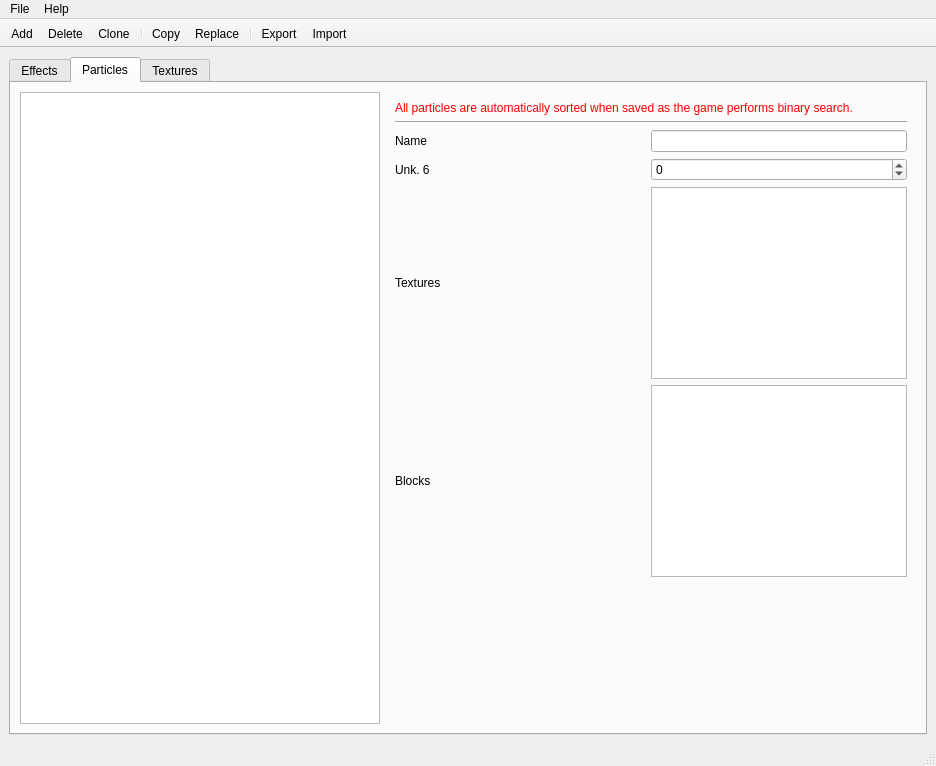
Old version of the form ui/main.ui in the repository SunakazeKun/pygapa.
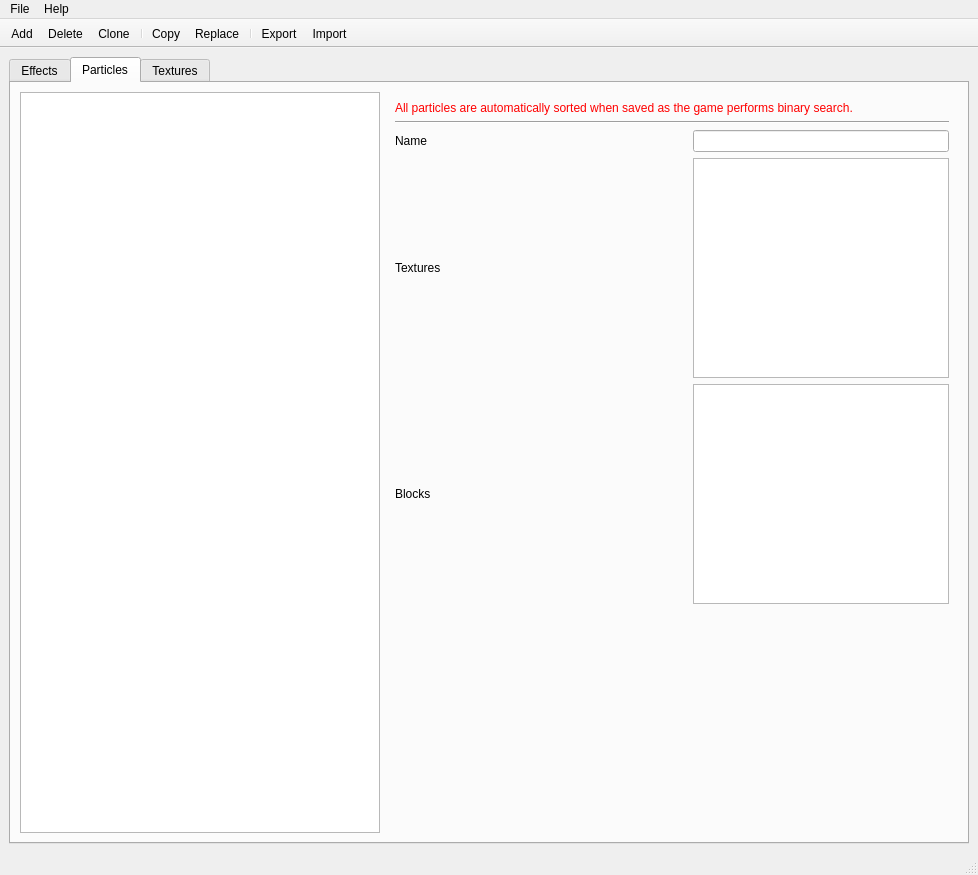
New version of the form. The open tabs and pages were chosen to show the change. Icons and pictures are not drawn.

```diff
--- a/ui/main.ui
+++ b/ui/main.ui
@@ -6,8 +6,8 @@
    <rect>
     <x>0</x>
     <y>0</y>
-    <width>918</width>
-    <height>741</height>
+    <width>978</width>
+    <height>875</height>
    </rect>
   </property>
   <property name="windowTitle">
@@ -764,89 +764,22 @@
           </property>
           <layout class="QGridLayout" name="gridLayout_7">
            <item row="0" column="0">
-            <layout class="QGridLayout" name="gridLayout_5" rowstretch="0,0,0,0,0,0,0" columnstretch="2,0">
+            <layout class="QGridLayout" name="gridLayout_5" rowstretch="0,0,0,0,0,0" columnstretch="2,0">
              <property name="horizontalSpacing">
               <number>24</number>
              </property>
              <property name="verticalSpacing">
               <number>6</number>
              </property>
-             <item row="3" column="0">
-              <widget class="QLabel" name="labelParticleUnk6">
-               <property name="text">
-                <string>Unk. 6</string>
-               </property>
-              </widget>
-             </item>
-             <item row="3" column="1">
-              <widget class="QSpinBox" name="spnParticleUnk6">
-               <property name="minimum">
-                <number>-32768</number>
-               </property>
-               <property name="maximum">
-                <number>32767</number>
-               </property>
-              </widget>
-             </item>
-             <item row="4" column="1">
-              <widget class="QPlainTextEdit" name="textParticleTextures">
-               <property name="locale">
-                <locale language="English" country="UnitedStates"/>
-               </property>
-              </widget>
-             </item>
-             <item row="4" column="0">
-              <widget class="QLabel" name="labelParticleTextures">
-               <property name="locale">
-                <locale language="English" country="UnitedStates"/>
-               </property>
-               <property name="text">
-                <string>Textures</string>
-               </property>
-              </widget>
-             </item>
-             <item row="2" column="0">
-              <widget class="QLabel" name="labelParticleName">
-               <property name="locale">
-                <locale language="English" country="UnitedStates"/>
-               </property>
-               <property name="text">
-                <string>Name</string>
-               </property>
-              </widget>
-             </item>
-             <item row="5" column="0">
-              <widget class="QLabel" name="labelParticleBlocks">
-               <property name="locale">
-                <locale language="English" country="UnitedStates"/>
-               </property>
-               <property name="text">
-                <string>Blocks</string>
-               </property>
-              </widget>
-             </item>
-             <item row="2" column="1">
-              <widget class="QLineEdit" name="textParticleName">
-               <property name="locale">
-                <locale language="English" country="UnitedStates"/>
-               </property>
-              </widget>
-             </item>
-             <item row="6" column="0">
-              <spacer name="verticalSpacer_2">
+             <item row="1" column="0" colspan="2">
+              <widget class="Line" name="line">
                <property name="locale">
                 <locale language="English" country="UnitedStates"/>
                </property>
                <property name="orientation">
-                <enum>Qt::Vertical</enum>
+                <enum>Qt::Horizontal</enum>
                </property>
-               <property name="sizeHint" stdset="0">
-                <size>
-                 <width>20</width>
-                 <height>40</height>
-                </size>
-               </property>
-              </spacer>
+              </widget>
              </item>
              <item row="0" column="0" colspan="2">
               <widget class="QLabel" name="labelParticleInfo">
@@ -895,17 +828,34 @@
                </property>
               </widget>
              </item>
-             <item row="1" column="0" colspan="2">
-              <widget class="Line" name="line">
+             <item row="3" column="0">
+              <widget class="QLabel" name="labelParticleTextures">
                <property name="locale">
                 <locale language="English" country="UnitedStates"/>
                </property>
-               <property name="orientation">
-                <enum>Qt::Horizontal</enum>
+               <property name="text">
+                <string>Textures</string>
                </property>
               </widget>
              </item>
-             <item row="5" column="1">
+             <item row="2" column="1">
+              <widget class="QLineEdit" name="textParticleName">
+               <property name="locale">
+                <locale language="English" country="UnitedStates"/>
+               </property>
+              </widget>
+             </item>
+             <item row="2" column="0">
+              <widget class="QLabel" name="labelParticleName">
+               <property name="locale">
+                <locale language="English" country="UnitedStates"/>
+               </property>
+               <property name="text">
+                <string>Name</string>
+               </property>
+              </widget>
+             </item>
+             <item row="4" column="1">
               <widget class="QTreeWidget" name="treeParticleBlocks">
                <property name="locale">
                 <locale language="English" country="UnitedStates"/>
@@ -923,6 +873,39 @@
                </column>
               </widget>
              </item>
+             <item row="4" column="0">
+              <widget class="QLabel" name="labelParticleBlocks">
+               <property name="locale">
+                <locale language="English" country="UnitedStates"/>
+               </property>
+               <property name="text">
+                <string>Blocks</string>
+               </property>
+              </widget>
+             </item>
+             <item row="3" column="1">
+              <widget class="QPlainTextEdit" name="textParticleTextures">
+               <property name="locale">
+                <locale language="English" country="UnitedStates"/>
+               </property>
+              </widget>
+             </item>
+             <item row="5" column="0">
+              <spacer name="verticalSpacer_2">
+               <property name="locale">
+                <locale language="English" country="UnitedStates"/>
+               </property>
+               <property name="orientation">
+                <enum>Qt::Vertical</enum>
+               </property>
+               <property name="sizeHint" stdset="0">
+                <size>
+                 <width>20</width>
+                 <height>40</height>
+                </size>
+               </property>
+              </spacer>
+             </item>
             </layout>
            </item>
           </layout>
@@ -959,8 +942,8 @@
     <rect>
      <x>0</x>
      <y>0</y>
-     <width>918</width>
-     <height>21</height>
+     <width>978</width>
+     <height>26</height>
     </rect>
    </property>
    <widget class="QMenu" name="menuFile">
```
